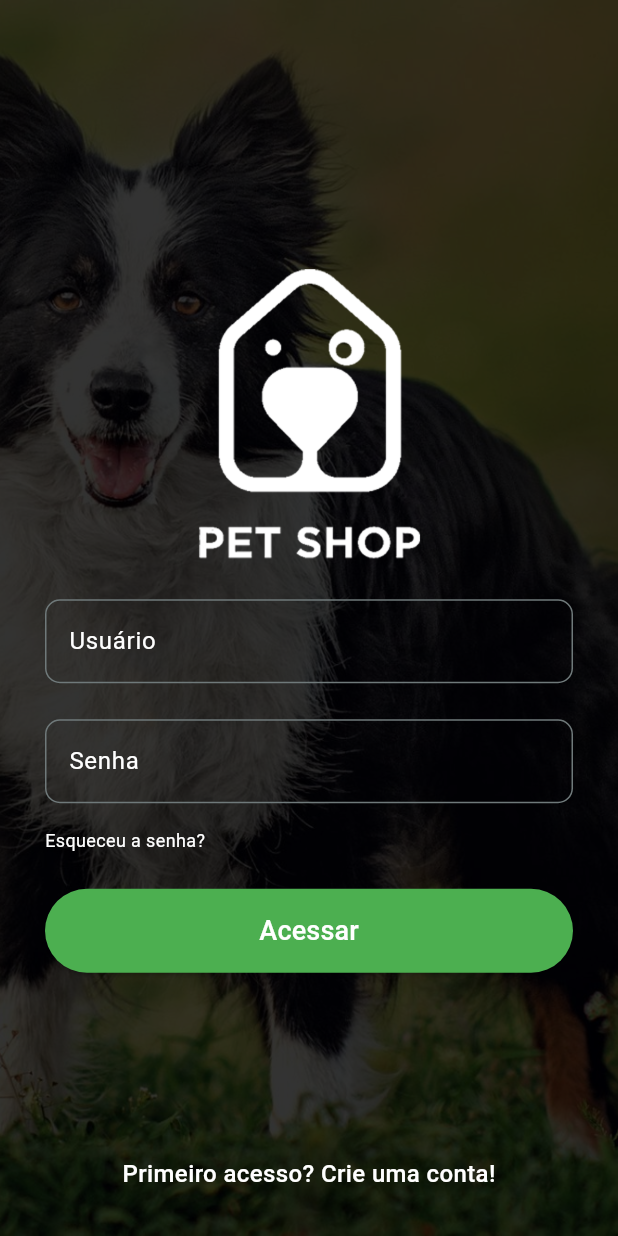
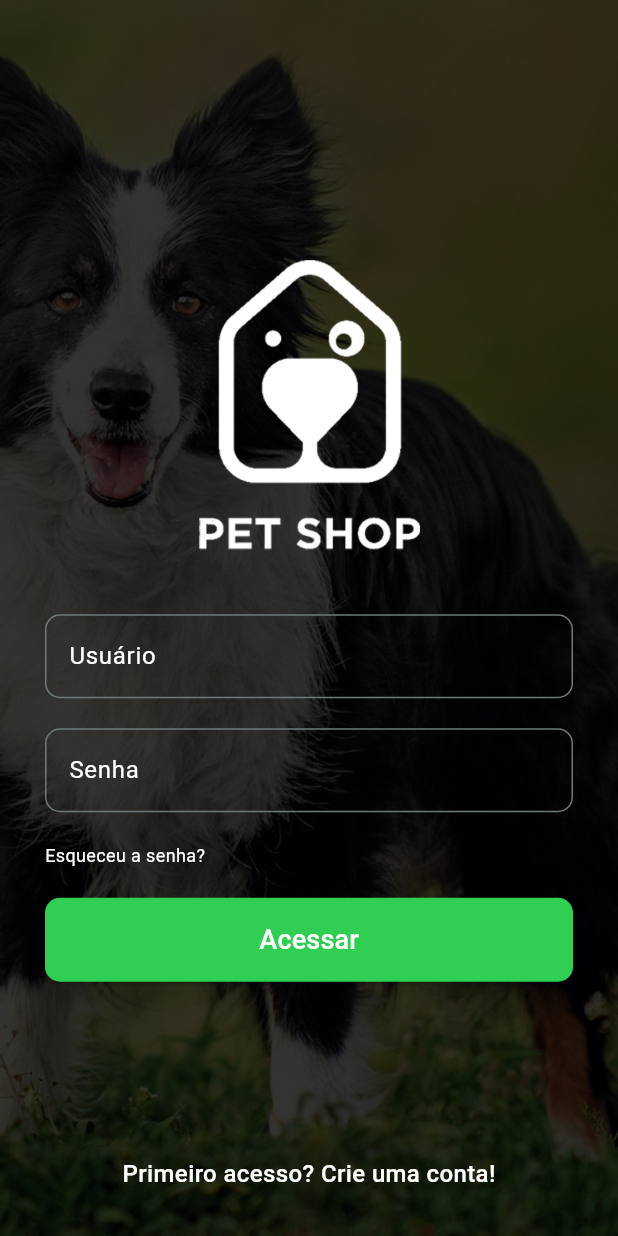
Before and after one commit to menezesho/petshop, a Flutter app: the screen it shows after launch, on a phone screen of 412 x 824 dp. Run offline on Flutter 3.47's test engine with Material 3 defaults, Android fonts, the phone set to English and light mode, and no system bars.

Commit message:
Alterações visuais na tela de login

```diff
--- a/lib/src/pages/login_page.dart
+++ b/lib/src/pages/login_page.dart
@@ -1,4 +1,6 @@
+import 'package:flutter/foundation.dart';
 import 'package:flutter/material.dart';
+import 'package:petshop/src/ui/constants.dart';
 
 class LoginPage extends StatefulWidget {
   const LoginPage({super.key});
@@ -37,9 +39,12 @@ class _LoginPageState extends State<LoginPage> {
                           height: 200.0,
                         ),
                         const SizedBox(
-                          height: 24,
+                          height: 40,
                         ),
                         TextFormField(
+                          style: const TextStyle(
+                            color: Colors.white, // Cor do texto digitado
+                          ),
                           decoration: const InputDecoration(
                             label: Text('Usuário'),
                             hintText: 'Usuário',
@@ -54,9 +59,13 @@ class _LoginPageState extends State<LoginPage> {
                           ),
                         ),
                         const SizedBox(
-                          height: 24,
+                          height: 20,
                         ),
                         TextFormField(
+                          obscureText: true,
+                          style: const TextStyle(
+                            color: Colors.white, // Cor do texto digitado
+                          ),
                           decoration: const InputDecoration(
                             label: Text('Senha'),
                             hintText: 'Senha',
@@ -71,7 +80,7 @@ class _LoginPageState extends State<LoginPage> {
                           ),
                         ),
                         const SizedBox(
-                          height: 16,
+                          height: 20,
                         ),
                         const Align(
                           alignment: Alignment.centerLeft,
@@ -84,18 +93,21 @@ class _LoginPageState extends State<LoginPage> {
                           ),
                         ),
                         const SizedBox(
-                          height: 24,
+                          height: 20,
                         ),
                         ElevatedButton(
                           style: ElevatedButton.styleFrom(
-                              minimumSize: const Size.fromHeight(56),
-                              backgroundColor: Colors.green),
+                            minimumSize: const Size.fromHeight(56),
+                            backgroundColor: ColorsConstants.strongGreen,
+                            shape: RoundedRectangleBorder(
+                              borderRadius: BorderRadius.circular(
+                                  10.0), // Define o raio da borda
+                            ),
+                          ),
                           onPressed: () {},
                           child: const Text(
                             'Acessar',
-                            style: TextStyle(
-                              fontSize: 18.0
-                            ),
+                            style: TextStyle(fontSize: 18.0),
                           ),
                         ),
                       ],
--- a/lib/src/ui/constants.dart
+++ b/lib/src/ui/constants.dart
@@ -5,8 +5,8 @@ sealed class FontConstants{
 }
 
 sealed class ColorsConstants{
-  // static const brown = Color(0xFFB07B01);
-  // static const grey = Color(0xFF999999);
-  // static const greyLight = Color(0xFFE6E2E9);
-  // static const red = Color(0xFFEB1212);
+  static const strongGreen = Color(0xFF30CF53);
+  static const lightGreen = Color(0xFFF6FFF6);
+  static const red = Color(0xFFDB291D);
+  static const yellow = Color(0xFFFFD233);
 }
```
